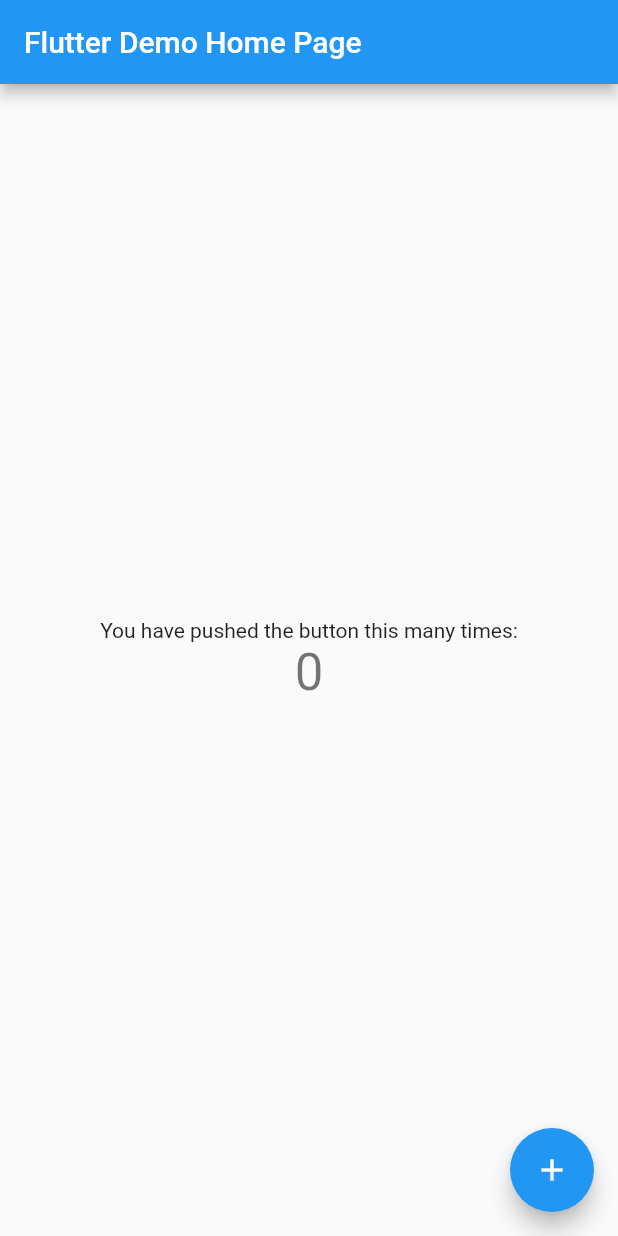
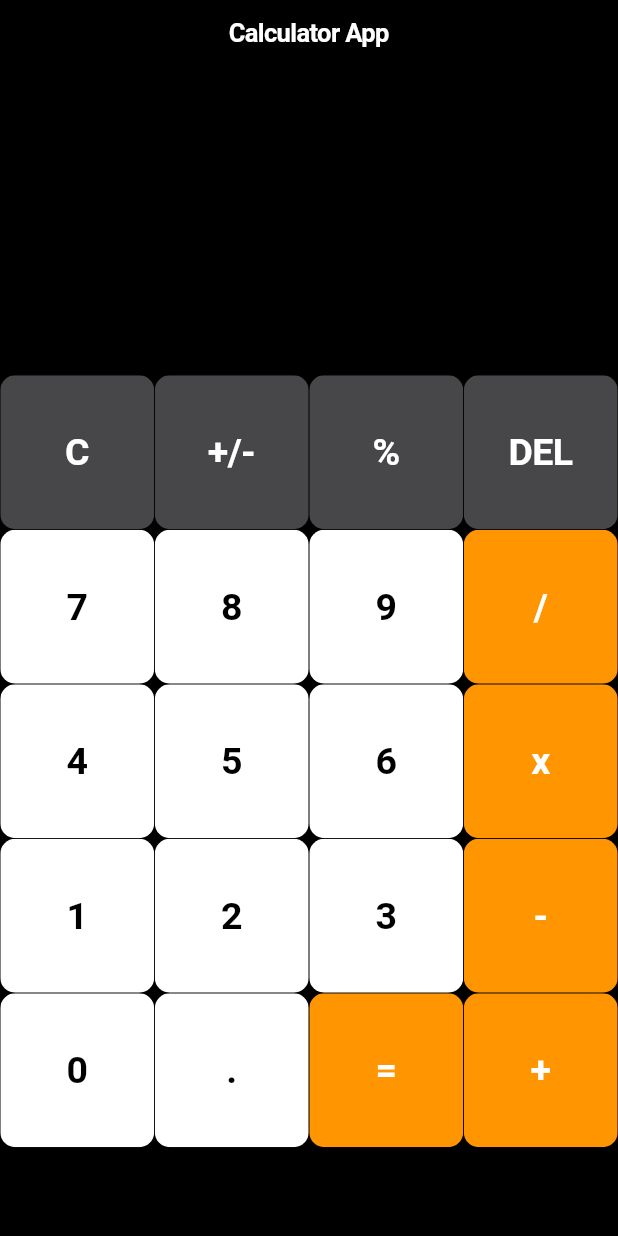
Before and after one commit to j3ns97/flutter_calculator_app, a Flutter app: the screen it shows after launch, on a phone screen of 412 x 824 dp. Run offline on Flutter 3.47's test engine with Material 2 defaults, Android fonts, the phone set to English and light mode, and no system bars; our stand-ins replace math_expressions.

Commit message:
Calculator App

```diff
--- /dev/null
+++ b/lib/buttons.dart
@@ -0,0 +1,45 @@
+// ignore_for_file: prefer_typing_uninitialized_variables
+
+import 'package:flutter/cupertino.dart';
+
+// creating Stateless Widget for buttons
+class CustomButton extends StatelessWidget {
+  // declare variables
+  final color;
+  final textColor;
+  final String buttonText;
+  final buttontapped;
+
+  const CustomButton(
+      {super.key,
+      this.color,
+      this.textColor,
+      required this.buttonText,
+      this.buttontapped});
+
+  @override
+  Widget build(BuildContext context) {
+    return GestureDetector(
+      onTap: buttontapped,
+      child: Padding(
+        padding: const EdgeInsets.all(0.2),
+        child: ClipRRect(
+          borderRadius: BorderRadius.circular(10),
+          child: Container(
+            color: color,
+            child: Center(
+              child: Text(
+                buttonText,
+                style: TextStyle(
+                  color: textColor,
+                  fontSize: 25,
+                  fontWeight: FontWeight.bold,
+                ),
+              ),
+            ),
+          ),
+        ),
+      ),
+    );
+  }
+}
--- a/lib/main.dart
+++ b/lib/main.dart
@@ -1,115 +1,204 @@
-import 'package:flutter/material.dart';
+import 'package:flutter/cupertino.dart';
+import 'buttons.dart';
+import 'package:math_expressions/math_expressions.dart';
 
 void main() {
-  runApp(const MyApp());
+  runApp(const CalculatorApp());
 }
 
-class MyApp extends StatelessWidget {
-  const MyApp({super.key});
+class CalculatorApp extends StatelessWidget {
+  const CalculatorApp({super.key});
 
-  // This widget is the root of your application.
   @override
   Widget build(BuildContext context) {
-    return MaterialApp(
-      title: 'Flutter Demo',
-      theme: ThemeData(
-        // This is the theme of your application.
-        //
-        // Try running your application with "flutter run". You'll see the
-        // application has a blue toolbar. Then, without quitting the app, try
-        // changing the primarySwatch below to Colors.green and then invoke
-        // "hot reload" (press "r" in the console where you ran "flutter run",
-        // or simply save your changes to "hot reload" in a Flutter IDE).
-        // Notice that the counter didn't reset back to zero; the application
-        // is not restarted.
-        primarySwatch: Colors.blue,
-      ),
-      home: const MyHomePage(title: 'Flutter Demo Home Page'),
+    return const CupertinoApp(
+      debugShowCheckedModeBanner: false,
+      theme: CupertinoThemeData(brightness: Brightness.dark),
+      home: CalculatorPage(),
     );
   }
 }
 
-class MyHomePage extends StatefulWidget {
-  const MyHomePage({super.key, required this.title});
-
-  // This widget is the home page of your application. It is stateful, meaning
-  // that it has a State object (defined below) that contains fields that affect
-  // how it looks.
-
-  // This class is the configuration for the state. It holds the values (in this
-  // case the title) provided by the parent (in this case the App widget) and
-  // used by the build method of the State. Fields in a Widget subclass are
-  // always marked "final".
-
-  final String title;
+class CalculatorPage extends StatefulWidget {
+  const CalculatorPage({super.key});
 
   @override
-  State<MyHomePage> createState() => _MyHomePageState();
+  CalculatorPageState createState() => CalculatorPageState();
 }
 
-class _MyHomePageState extends State<MyHomePage> {
-  int _counter = 0;
+class CalculatorPageState extends State<CalculatorPage> {
+  var userInput = '';
+  var answer = '';
 
-  void _incrementCounter() {
-    setState(() {
-      // This call to setState tells the Flutter framework that something has
-      // changed in this State, which causes it to rerun the build method below
-      // so that the display can reflect the updated values. If we changed
-      // _counter without calling setState(), then the build method would not be
-      // called again, and so nothing would appear to happen.
-      _counter++;
-    });
-  }
+  final List<String> buttons = [
+    'C',
+    '+/-',
+    '%',
+    'DEL',
+    '7',
+    '8',
+    '9',
+    '/',
+    '4',
+    '5',
+    '6',
+    'x',
+    '1',
+    '2',
+    '3',
+    '-',
+    '0',
+    '.',
+    '=',
+    '+',
+  ];
 
   @override
   Widget build(BuildContext context) {
-    // This method is rerun every time setState is called, for instance as done
-    // by the _incrementCounter method above.
-    //
-    // The Flutter framework has been optimized to make rerunning build methods
-    // fast, so that you can just rebuild anything that needs updating rather
-    // than having to individually change instances of widgets.
-    return Scaffold(
-      appBar: AppBar(
-        // Here we take the value from the MyHomePage object that was created by
-        // the App.build method, and use it to set our appbar title.
-        title: Text(widget.title),
+    return CupertinoPageScaffold(
+      navigationBar: CupertinoNavigationBar(
+        backgroundColor: CupertinoColors.systemGrey.withOpacity(0.5),
+        middle: const Text('Calculator App'),
       ),
-      body: Center(
-        // Center is a layout widget. It takes a single child and positions it
-        // in the middle of the parent.
-        child: Column(
-          // Column is also a layout widget. It takes a list of children and
-          // arranges them vertically. By default, it sizes itself to fit its
-          // children horizontally, and tries to be as tall as its parent.
-          //
-          // Invoke "debug painting" (press "p" in the console, choose the
-          // "Toggle Debug Paint" action from the Flutter Inspector in Android
-          // Studio, or the "Toggle Debug Paint" command in Visual Studio Code)
-          // to see the wireframe for each widget.
-          //
-          // Column has various properties to control how it sizes itself and
-          // how it positions its children. Here we use mainAxisAlignment to
-          // center the children vertically; the main axis here is the vertical
-          // axis because Columns are vertical (the cross axis would be
-          // horizontal).
-          mainAxisAlignment: MainAxisAlignment.center,
-          children: <Widget>[
-            const Text(
-              'You have pushed the button this many times:',
-            ),
-            Text(
-              '$_counter',
-              style: Theme.of(context).textTheme.headline4,
-            ),
-          ],
-        ),
+      child: Column(
+        children: <Widget>[
+          Expanded(
+            child: Column(
+                mainAxisAlignment: MainAxisAlignment.spaceEvenly,
+                children: <Widget>[
+                  Container(
+                    padding: const EdgeInsets.all(20),
+                    alignment: Alignment.centerRight,
+                    child: Text(
+                      userInput,
+                      style: const TextStyle(
+                          fontSize: 18, color: CupertinoColors.white),
+                    ),
+                  ),
+                  Container(
+                    padding: const EdgeInsets.all(15),
+                    alignment: Alignment.centerRight,
+                    child: Text(
+                      answer,
+                      style: const TextStyle(
+                          fontSize: 30,
+                          color: CupertinoColors.white,
+                          fontWeight: FontWeight.bold),
+                    ),
+                  )
+                ]),
+          ),
+          Expanded(
+            flex: 3,
+            child: GridView.builder(
+                itemCount: buttons.length,
+                gridDelegate: const SliverGridDelegateWithFixedCrossAxisCount(
+                    crossAxisCount: 4),
+                itemBuilder: (BuildContext context, int index) {
+                  // Clear Button
+                  if (index == 0) {
+                    return CustomButton(
+                      buttontapped: () {
+                        setState(() {
+                          userInput = '';
+                          answer = '0';
+                        });
+                      },
+                      buttonText: buttons[index],
+                      color: CupertinoColors.systemGrey.withOpacity(0.5),
+                      textColor: CupertinoColors.white,
+                    );
+                  }
+
+                  // +/- button
+                  else if (index == 1) {
+                    return CustomButton(
+                      buttonText: buttons[index],
+                      color: CupertinoColors.systemGrey.withOpacity(0.5),
+                      textColor: CupertinoColors.white,
+                    );
+                  }
+                  // % Button
+                  else if (index == 2) {
+                    return CustomButton(
+                      buttontapped: () {
+                        setState(() {
+                          userInput += buttons[index];
+                        });
+                      },
+                      buttonText: buttons[index],
+                      color: CupertinoColors.systemGrey.withOpacity(0.5),
+                      textColor: CupertinoColors.white,
+                    );
+                  }
+                  // Delete Button
+                  else if (index == 3) {
+                    return CustomButton(
+                      buttontapped: () {
+                        setState(() {
+                          userInput =
+                              userInput.substring(0, userInput.length - 1);
+                        });
+                      },
+                      buttonText: buttons[index],
+                      color: CupertinoColors.systemGrey.withOpacity(0.5),
+                      textColor: CupertinoColors.white,
+                    );
+                  }
+                  // Equal_to Button
+                  else if (index == 18) {
+                    return CustomButton(
+                      buttontapped: () {
+                        setState(() {
+                          equalPressed();
+                        });
+                      },
+                      buttonText: buttons[index],
+                      color: CupertinoColors.activeOrange,
+                      textColor: CupertinoColors.white,
+                    );
+                  }
+
+                  //  other buttons
+                  else {
+                    return CustomButton(
+                      buttontapped: () {
+                        setState(() {
+                          userInput += buttons[index];
+                        });
+                      },
+                      buttonText: buttons[index],
+                      color: isOperator(buttons[index])
+                          ? CupertinoColors.activeOrange
+                          : CupertinoColors.white,
+                      textColor: isOperator(buttons[index])
+                          ? CupertinoColors.white
+                          : CupertinoColors.black,
+                    );
+                  }
+                }),
+          ),
+        ],
       ),
-      floatingActionButton: FloatingActionButton(
-        onPressed: _incrementCounter,
-        tooltip: 'Increment',
-        child: const Icon(Icons.add),
-      ), // This trailing comma makes auto-formatting nicer for build methods.
     );
   }
+
+  bool isOperator(String x) {
+    if (x == '/' || x == 'x' || x == '-' || x == '+' || x == '=') {
+      return true;
+    }
+    return false;
+  }
+
+// function to calculate the input operation
+  void equalPressed() {
+    String finaluserinput = userInput;
+    finaluserinput = userInput.replaceAll('x', '*');
+
+    Parser p = Parser();
+    Expression exp = p.parse(finaluserinput);
+    ContextModel cm = ContextModel();
+    double eval = exp.evaluate(EvaluationType.REAL, cm);
+    answer = eval.toString();
+  }
 }
--- a/pubspec.yaml
+++ b/pubspec.yaml
@@ -36,6 +36,7 @@ dependencies:
   # The following adds the Cupertino Icons font to your application.
   # Use with the CupertinoIcons class for iOS style icons.
   cupertino_icons: ^1.0.2
+  math_expressions: ^2.3.1
 
 dev_dependencies:
   flutter_test:
```
Also changed, not shown: pubspec.lock, 2 other files.
